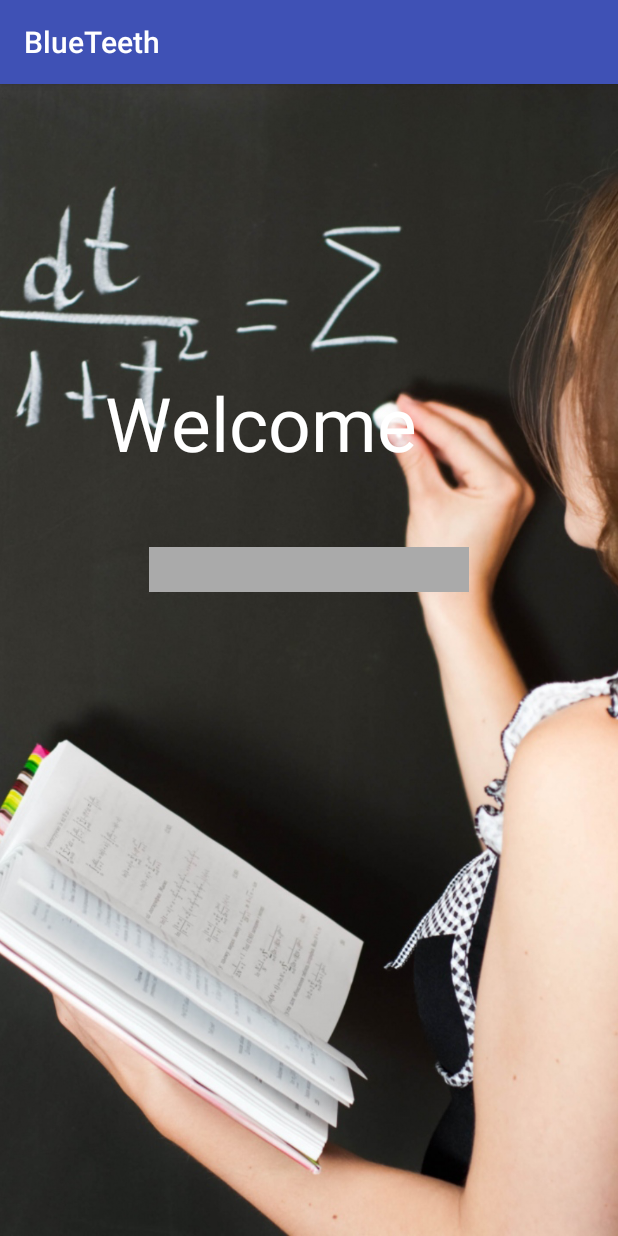
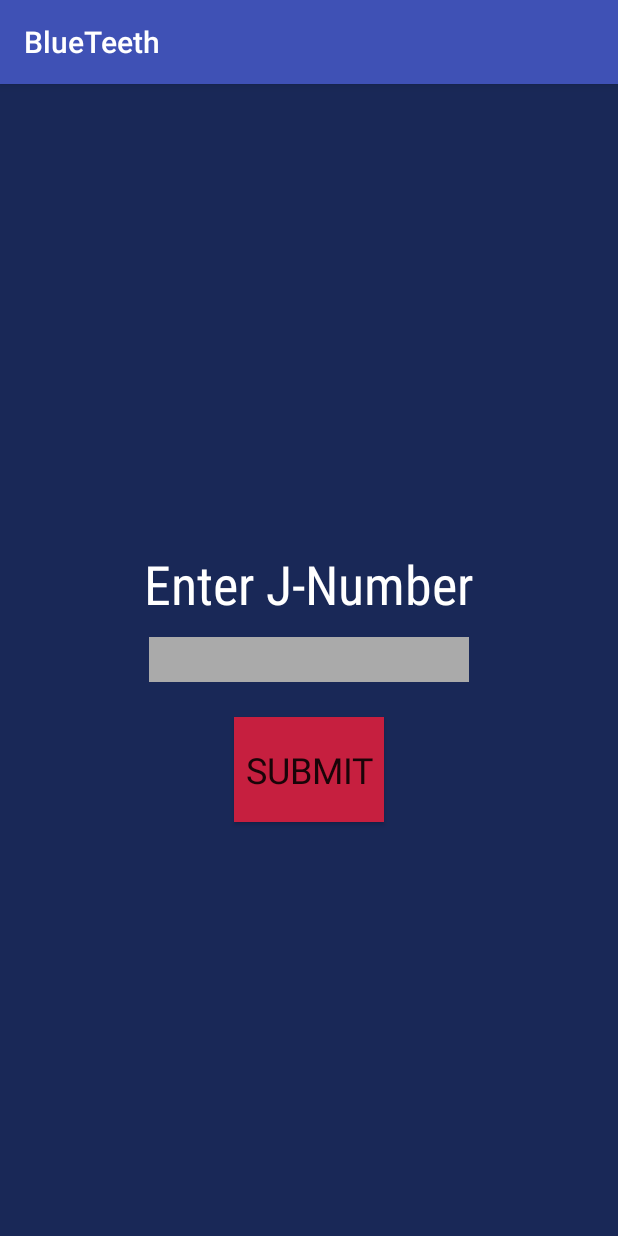
Before and after one commit to Martydude15/BlueTeeth, an Android app: the screen it shows after launch (HomeScreen), on a phone screen of 412 x 824 dp. Run offline under Robolectric (Android 15) with nearby library versions, the phone set to English and light mode, and no system bars.

Commit message:
First Login Page Done

```diff
--- a/app/src/main/res/layout/activity_home_screen.xml
+++ b/app/src/main/res/layout/activity_home_screen.xml
@@ -2,50 +2,55 @@
 <RelativeLayout
     xmlns:android="http://schemas.android.com/apk/res/android"
     xmlns:tools="http://schemas.android.com/tools"
-    xmlns:app="http://schemas.android.com/apk/res-auto"
     android:layout_width="match_parent"
     android:layout_height="match_parent"
+    android:background="@color/southBlue"
     tools:context="com.example.marta.blueteeth.HomeScreen">
 
 
-    <ImageView
-        android:layout_width="match_parent"
-        android:layout_height="match_parent"
-        android:layout_alignParentLeft="true"
-        android:layout_alignParentStart="true"
-        android:layout_alignParentTop="true"
-        android:scaleType="centerCrop"
-        android:src="@drawable/BackgroundPic"
-        android:visibility="visible" />
+    <TextView
+        android:id="@+id/textView"
+        android:layout_width="wrap_content"
 
-
-    <TextView
-        android:layout_width="match_parent"
         android:layout_height="wrap_content"
-
-        android:layout_alignParentLeft="true"
-        android:layout_alignParentStart="true"
-        android:layout_alignParentTop="true"
-        android:layout_marginTop="192dp"
+        android:layout_above="@+id/editText"
+        android:layout_centerHorizontal="true"
+        android:layout_marginBottom="11dp"
+        android:fontFamily="sans-serif-condensed"
         android:paddingEnd="70dp"
         android:paddingStart="70dp"
-        android:text="Welcome"
+        android:text="Enter J-Number"
+        android:textAlignment="center"
         android:textColor="@color/southWhite"
-        android:textSize="50sp"
-        android:id="@+id/textView" />
+        android:textSize="36sp"
+        android:visibility="visible" />
 
     <EditText
         android:id="@+id/editText"
         android:layout_width="wrap_content"
         android:layout_height="wrap_content"
-        android:layout_below="@+id/textView"
         android:layout_centerHorizontal="true"
-        android:layout_marginTop="49dp"
+        android:layout_centerVertical="true"
         android:background="@android:color/darker_gray"
         android:ems="10"
         android:inputType="textPassword"
         android:paddingBottom="5dp"
         android:visibility="visible" />
 
+    <Button
+        android:id="@+id/button"
+        android:layout_width="100dp"
+        android:layout_height="70dp"
+        android:layout_below="@+id/editText"
+        android:layout_centerHorizontal="true"
+        android:layout_marginTop="23dp"
+        android:background="@color/southRed"
+        android:elevation="0dp"
+        android:fontFamily="sans-serif"
+        android:linksClickable="false"
+        android:text="Submit"
+        android:textSize="24sp"
+        android:visibility="visible" />
+
 
 </RelativeLayout>
```
